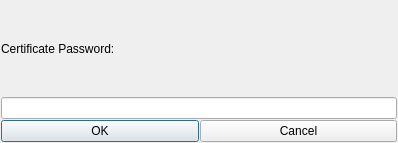
Qt form ui/simple-password.ui (berndhs/egalite) before a commit.
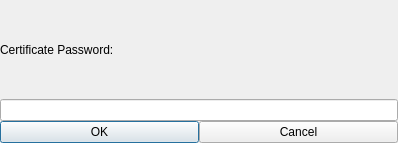
The same form after that commit. Icons and pictures are not drawn.

Commit message: even smaller margins - I want content, not margins

What changed in the file:
```diff
--- a/ui/simple-password.ui
+++ b/ui/simple-password.ui
@@ -53,7 +53,7 @@
    </item>
   </layout>
  </widget>
- <layoutdefault spacing="1" margin="1"/>
+ <layoutdefault spacing="0" margin="0"/>
  <resources>
   <include location="../dchat.qrc"/>
  </resources>
```
The commit also changes 18 other files.
